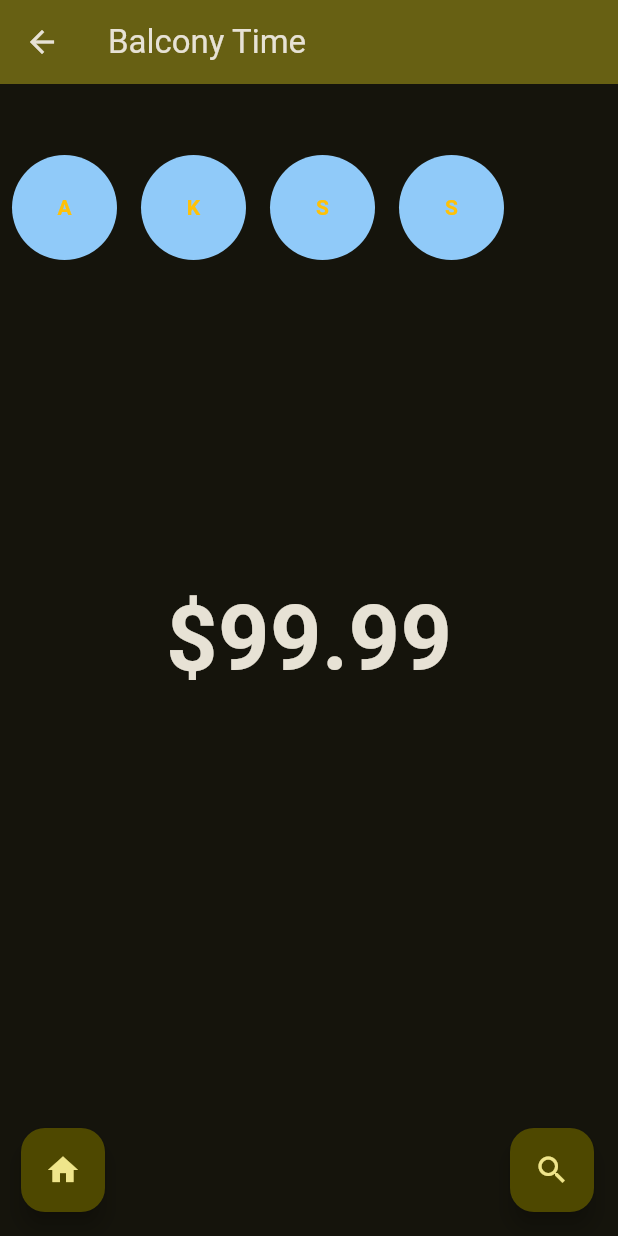
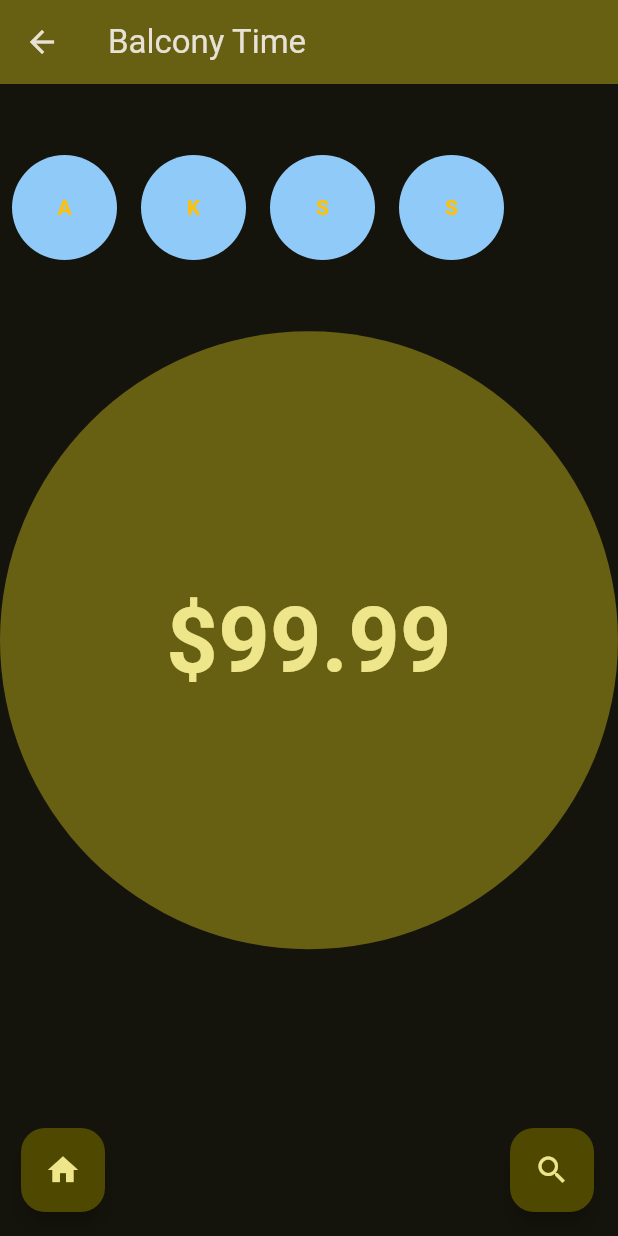
Before and after one commit to scohen-trinity/RowdyPay-Frontend-Public, a Flutter app: the screen it shows after launch, after a tap on "Balcony Time", on a phone screen of 412 x 824 dp. Run offline on Flutter 3.47's test engine with Material 3 defaults, Android fonts, the phone set to English and light mode, and no system bars; our stand-ins replace camera.

Commit message:
feat: working on budget page styling

```diff
--- a/lib/budget_page.dart
+++ b/lib/budget_page.dart
@@ -65,7 +65,9 @@
           SizedBox(
             width: double.infinity,
             height: MediaQuery.of(context).size.height * 0.5,
-            child: Center(
+            child: CircleAvatar(
+              radius: 30,
+              backgroundColor: Theme.of(context).colorScheme.inversePrimary,
               child: Text(
                 balance,
                 style: const TextStyle(
```
